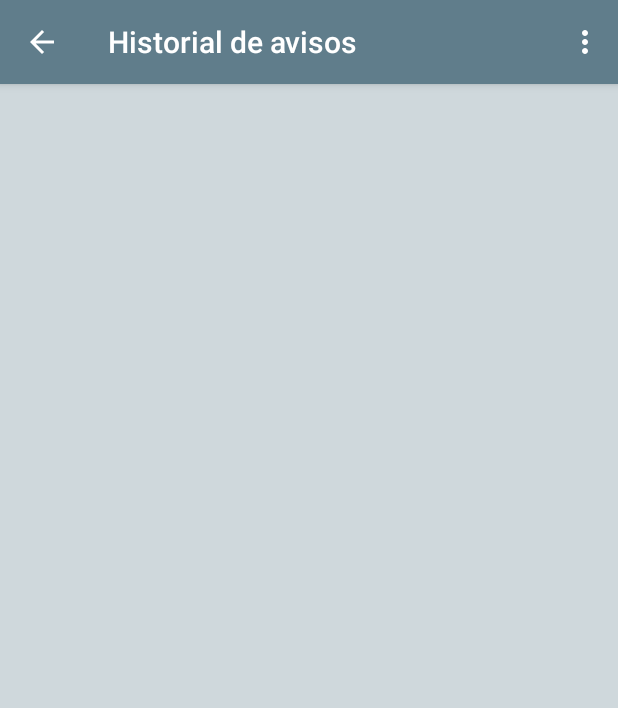
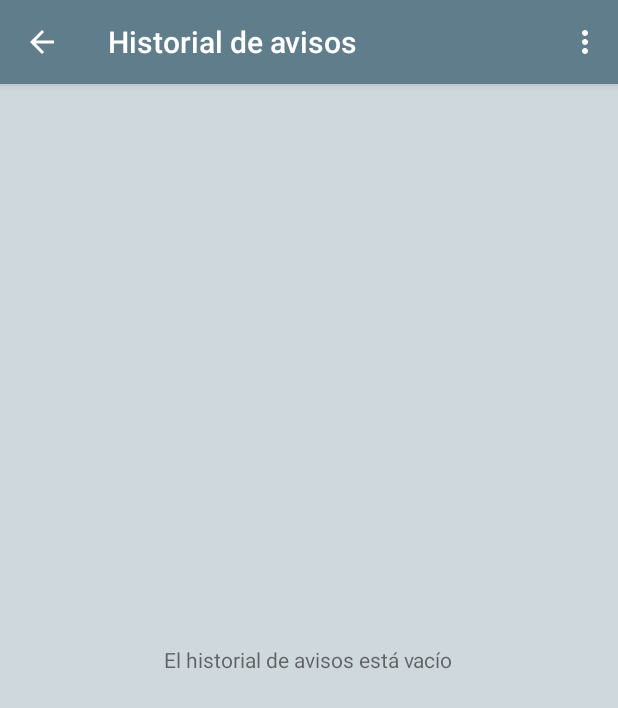
Before and after one commit to Natlum/SaveForest, an Android app: the HistoryAdviceListFragment screen opened directly, with no data from a screen before it, on a phone screen of 412 x 824 dp. Shown: the top 708 px of the screen. Run offline under Robolectric (Android 15) with nearby library versions, the phone set to English and light mode, and no system bars; 1 statement that could not run was skipped.

Commit message:
Se ha corregido un error al visualizar la lista de avisos cuando está vacía

```diff
--- a/app/src/main/java/es/jjsr/saveforest/historyAdvicePackage/ShowAdviceActivity.java
+++ b/app/src/main/java/es/jjsr/saveforest/historyAdvicePackage/ShowAdviceActivity.java
@@ -21,6 +21,12 @@ import java.text.SimpleDateFormat;
 
 import es.jjsr.saveforest.R;
 import es.jjsr.saveforest.dto.Advice;
+
+/**
+ * Contiene lo necesario para mostrar el contenido de un aviso seleccionado.
+ * Si el aviso no tiene imagen, ocultará esa opción.
+ * Si el aviso no tiene ubicación GPS, ocultará esa opticón.
+ */
 
 public class ShowAdviceActivity extends AppCompatActivity implements OnMapReadyCallback {
 
--- a/app/src/main/res/layout/fragment_history_advice_list.xml
+++ b/app/src/main/res/layout/fragment_history_advice_list.xml
@@ -4,6 +4,13 @@
     android:layout_height="match_parent"
     tools:context="es.jjsr.saveforest.historyAdvicePackage.HistoryAdviceListFragment">
 
+    <TextView
+        android:id="@+id/textAdvicesEmpty"
+        android:layout_width="wrap_content"
+        android:layout_height="wrap_content"
+        android:text="@string/advices_is_empty"
+        android:layout_gravity="center"
+        android:textAlignment="center"/>
 
     <android.support.v7.widget.RecyclerView
         android:id="@+id/recycler_view_items"
--- a/app/src/main/res/values/strings.xml
+++ b/app/src/main/res/values/strings.xml
@@ -92,11 +92,12 @@
     <string name="title_activity_update_advice">Actualizar aviso</string>
     <string name="id_advice">Identificador de aviso: </string>
     <string name="description">Descripción</string>
+    <string name="advices_is_empty">El historial de avisos está vacío</string>
 
     <!-- Show Advice from History Advices -->
     <string name="title_activity_show_advice">Aviso nº:</string>
     <string name="date">Fecha</string>
     <string name="location">Ubicación</string>
-    <string name="title_activity_show_map">MostrarMapa</string>
     <string name="mark_show_advice">La ubicación del aviso es:</string>
+
 </resources>
```
Also changed, not shown: app/src/main/java/es/jjsr/saveforest/historyAdvicePackage/HistoryAdviceListFragment.java (+22 -5 lines).
